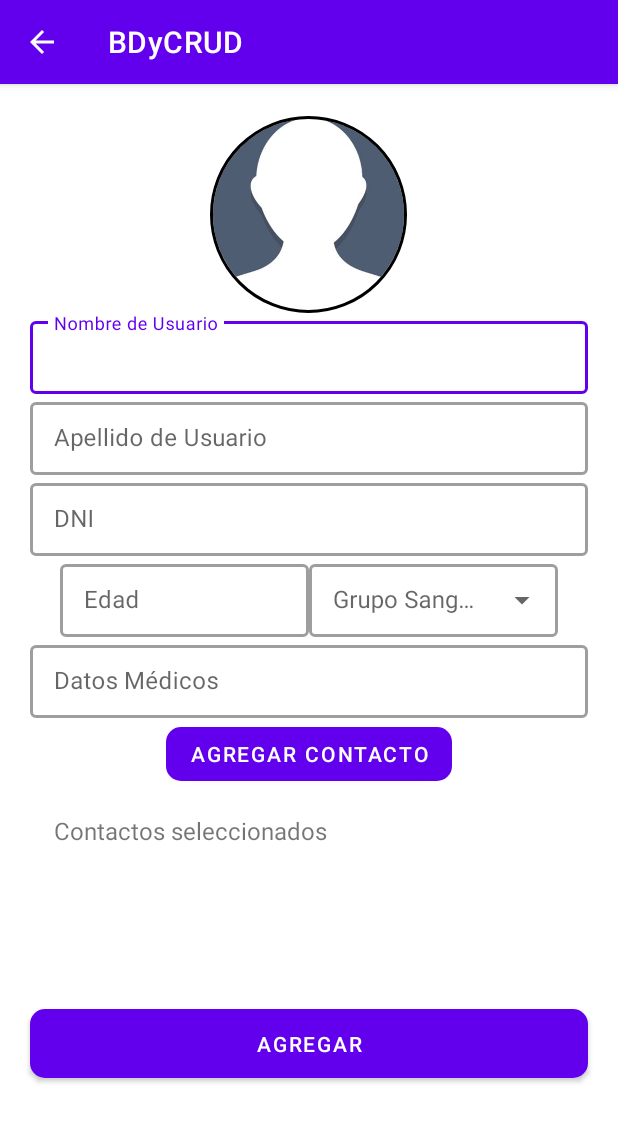
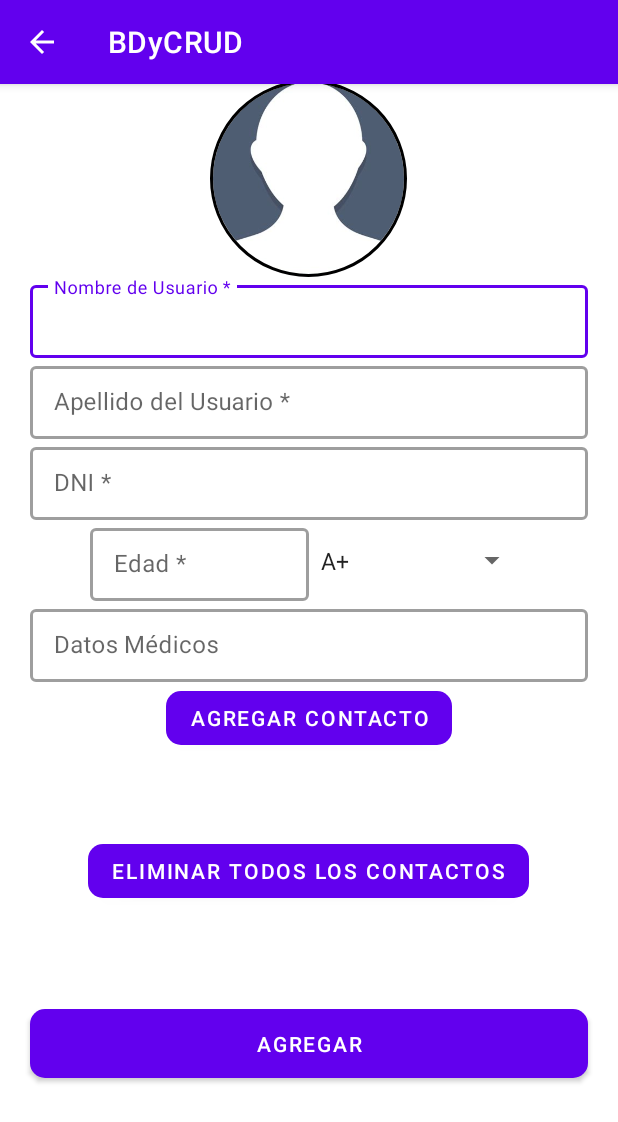
Before and after one commit to EvelynKovacs/DS-AutoAlert, an Android app: the AddProjectActivity screen opened directly, with no data from a screen before it, on a phone screen of 412 x 824 dp. Shown: the top 1122 px of the screen. Run offline under Robolectric (Android 15) with nearby library versions, the phone set to English and light mode, and no system bars; our stand-ins replace CircleImageView, Room's generated code.

Commit message:
Actualizacion de la pantalla de ingreso de Usuarios

```diff
--- a/app/src/main/java/com/example/autoalert/view/activities/MainActivity.java
+++ b/app/src/main/java/com/example/autoalert/view/activities/MainActivity.java
@@ -25,7 +25,6 @@ public class MainActivity extends AppCompatActivity implements OnClickItemInterf
 
     @Override
     protected void onCreate(Bundle savedInstanceState) {
-
 
         super.onCreate(savedInstanceState);
         binding = ActivityMainBinding.inflate(getLayoutInflater());
--- /dev/null
+++ b/app/src/main/res/drawable/error_border.xml
@@ -0,0 +1,5 @@
+<?xml version="1.0" encoding="utf-8"?>
+<shape xmlns:android="http://schemas.android.com/apk/res/android">
+    <solid android:color="@android:color/transparent"/>
+    <stroke android:width="2dp" android:color="@color/border_error"/>
+</shape>
--- /dev/null
+++ b/app/src/main/res/drawable/normal_border.xml
@@ -0,0 +1,5 @@
+<?xml version="1.0" encoding="utf-8"?>
+<shape xmlns:android="http://schemas.android.com/apk/res/android">
+    <solid android:color="@android:color/transparent"/>
+    <stroke android:width="2dp" android:color="@color/black"/>
+</shape>
--- a/app/src/main/res/layout/activity_add_project.xml
+++ b/app/src/main/res/layout/activity_add_project.xml
@@ -43,7 +43,7 @@
                 android:id="@+id/edtNombreUsuario"
                 android:layout_width="match_parent"
                 android:layout_height="wrap_content"
-                android:hint="Nombre de Usuario"
+                android:hint="Nombre de Usuario *"
                 android:inputType="text|textCapSentences" />
         </com.google.android.material.textfield.TextInputLayout>
 
@@ -60,7 +60,7 @@
                 android:id="@+id/edtApellidoUsuario"
                 android:layout_width="match_parent"
                 android:layout_height="wrap_content"
-                android:hint="Apellido de Usuario"
+                android:hint="Apellido del Usuario *"
                 android:inputType="text|textCapSentences" />
         </com.google.android.material.textfield.TextInputLayout>
 
@@ -80,7 +80,7 @@
                 android:id="@+id/edtDni"
                 android:layout_width="match_parent"
                 android:layout_height="wrap_content"
-                android:hint="DNI"
+                android:hint="DNI *"
                 android:inputType="number" />
         </com.google.android.material.textfield.TextInputLayout>
 
@@ -90,6 +90,13 @@
             android:layout_height="wrap_content"
             android:orientation="horizontal"
             android:weightSum="2"
+            android:layout_marginHorizontal="20dp">
+
+            <!-- Edad y Grupo Sanguíneo -->
+            <LinearLayout
+                android:layout_width="match_parent"
+                android:layout_height="wrap_content"
+                android:orientation="horizontal"
                 android:layout_marginHorizontal="20dp">
 
                 <!-- Edad -->
@@ -106,27 +113,26 @@
                         android:id="@+id/edtEdad"
                         android:layout_width="match_parent"
                         android:layout_height="wrap_content"
-                    android:hint="Edad"
+                        android:hint="Edad *"
                         android:inputType="number" />
                 </com.google.android.material.textfield.TextInputLayout>
 
                 <!-- Grupo Sanguíneo -->
                 <com.google.android.material.textfield.TextInputLayout
-                style="@style/Widget.MaterialComponents.TextInputLayout.OutlinedBox.Dense.ExposedDropdownMenu"
                     android:layout_width="0dp"
-                android:layout_height="wrap_content"
+                    android:layout_height="match_parent"
                     android:layout_weight="1"
                     app:boxBackgroundMode="outline"
                     app:boxStrokeWidth="2dp"
                     app:hintAnimationEnabled="true">
 
-                <AutoCompleteTextView
+                    <Spinner
                         android:id="@+id/edtGrupoSanguineo"
                         android:layout_width="match_parent"
-                    android:layout_height="wrap_content"
-                    android:hint="Grupo Sanguíneo" />
+                        android:layout_height="match_parent" />
                 </com.google.android.material.textfield.TextInputLayout>
 
+            </LinearLayout>
         </LinearLayout>
 
 
@@ -163,8 +169,17 @@
             android:layout_width="match_parent"
             android:layout_height="wrap_content"
             android:padding="16dp"
-            android:text="Contactos seleccionados"
+            android:text=""
             android:textSize="16sp" />
+
+
+        <com.google.android.material.button.MaterialButton
+            android:id="@+id/btnEliminarContacto"
+            android:layout_width="wrap_content"
+            android:layout_height="wrap_content"
+            android:text="Eliminar Todos los Contactos"
+            app:cornerRadius="10dp"
+            app:elevation="10dp" />
 
         <LinearLayout
             android:layout_width="match_parent"
--- a/app/src/main/res/layout/project_item_layout.xml
+++ b/app/src/main/res/layout/project_item_layout.xml
@@ -52,7 +52,6 @@
                 android:text="@{String.valueOf(projectModel.edad) ,default=Edad}"
                 android:textSize="15dp"
                 android:textStyle="bold"
-                app:drawableEndCompat="@drawable/ic_eye"
                 app:drawableTint="#000000" />
 
 
--- a/app/src/main/res/values/colors.xml
+++ b/app/src/main/res/values/colors.xml
@@ -7,4 +7,8 @@
     <color name="teal_700">#FF018786</color>
     <color name="black">#FF000000</color>
     <color name="white">#FFFFFFFF</color>
+
+    <color name="border_normal">#FFDDDDDD</color> <!-- color original del borde -->
+    <color name="border_error">#FFFF0000</color>  <!-- color rojo para el borde -->
+
 </resources>
```
Also changed, not shown: app/src/main/java/com/example/autoalert/view/activities/AddProjectActivity.java (+129 -44 lines). Lines whose indentation alone changed are shown as unchanged.
